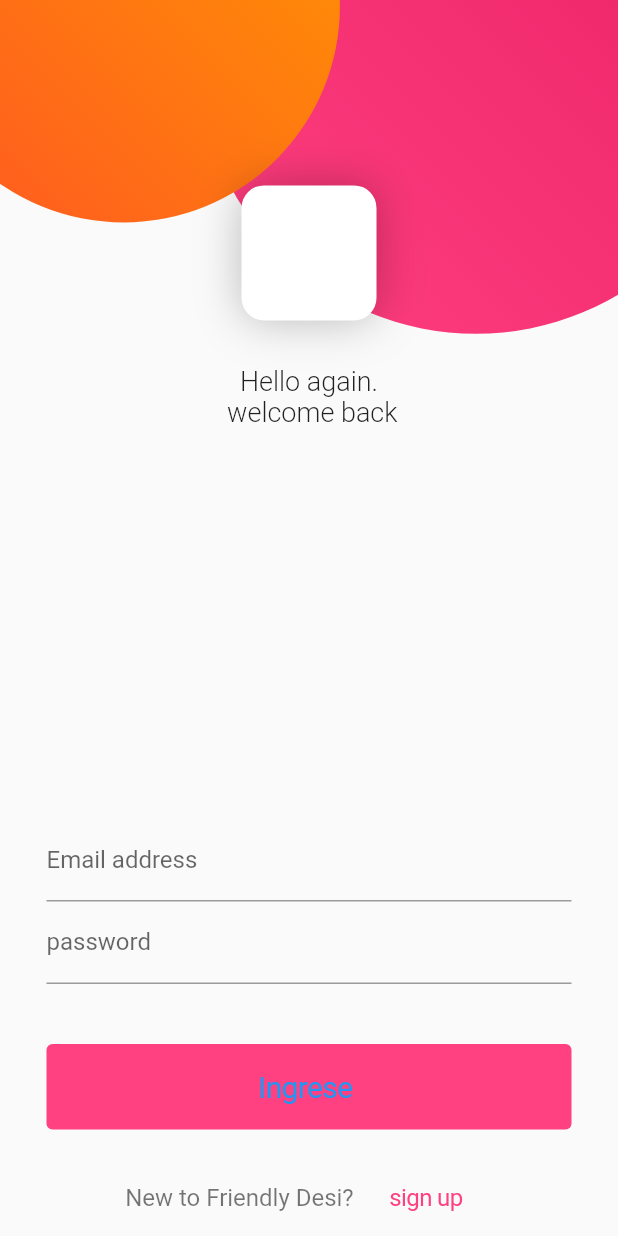
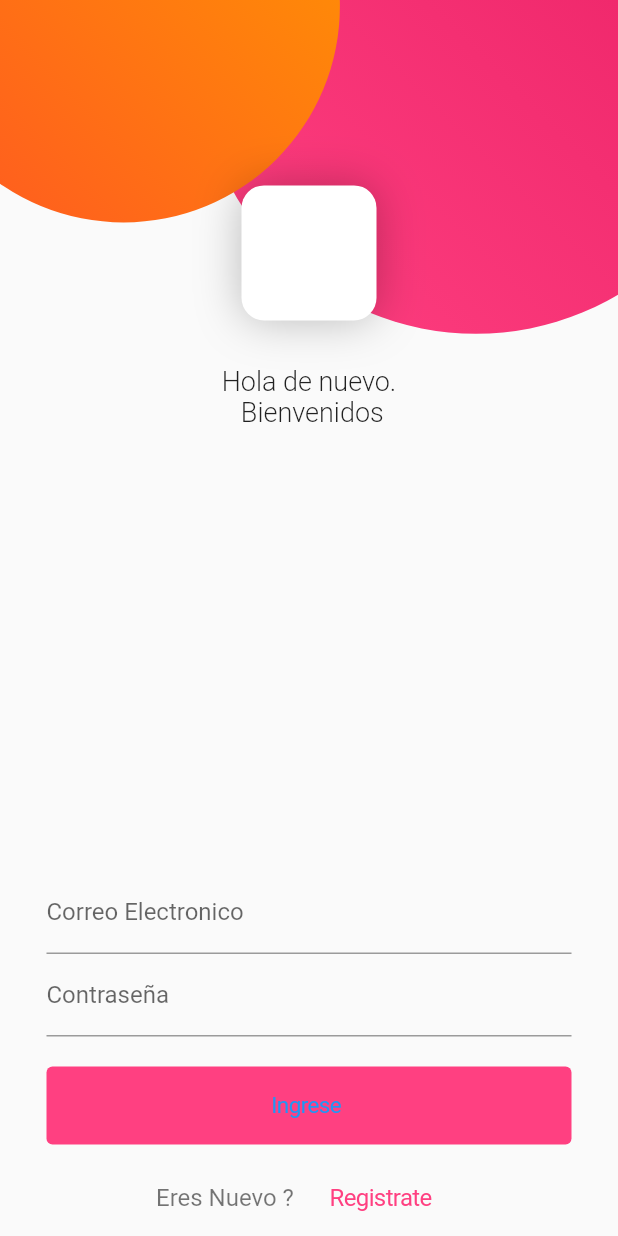
Before and after one commit to AHOrtiz/Flu-movies, a Flutter app: the screen it shows after launch, on a phone screen of 412 x 824 dp. Run offline on Flutter 3.47's test engine with Material 2 defaults, Android fonts, the phone set to English and light mode, and no system bars.

```diff
--- a/lib/main.dart
+++ b/lib/main.dart
@@ -1,20 +1,18 @@
 import 'package:flutter/material.dart';
-import 'src/pages/login.dart';
+import 'src/routes/routes.dart';
 
 void main() => runApp(MyApp());
 
 class MyApp extends StatelessWidget {
-  // This widget is the root of your application.
+
   @override
   Widget build(BuildContext context) {
     return MaterialApp(
-      title: 'login',
+      title: 'Flu-movie',
       debugShowCheckedModeBanner: false,
-      theme: ThemeData(
+      initialRoute: '/',
+      routes:  obtenerRutas(),
 
-        primarySwatch: Colors.blue,
-      ),
-      home: Loginpage()
     );
   }
 }
--- a/lib/src/pages/login.dart
+++ b/lib/src/pages/login.dart
@@ -1,185 +1,171 @@
 import 'package:flutter/material.dart';
 import 'package:flutter/cupertino.dart';
-import '../widget/circle.dart';
-import '../widget/input_text.dart';
 import 'package:flutter/services.dart';
+import 'package:login/src/widget/circle.dart';
+import 'package:login/src/widget/input_text.dart';
 
-class Loginpage extends StatefulWidget {
-
+class LoginPage extends StatefulWidget {
   @override
   _LoginpageState createState() => _LoginpageState();
 }
 
-class _LoginpageState extends State<Loginpage>
-{
-  final _formkey=GlobalKey<FormState>();
+class _LoginpageState extends State<LoginPage> {
+  final _formkey = GlobalKey<FormState>();
+
   @override
   void initState() {
     super.initState();
     SystemChrome.setSystemUIOverlayStyle(SystemUiOverlayStyle.light);
   }
 
-_submit(){
+  _submit() {
 
+    // el ! es para sabes si esta invalido el form
+    if(!_formkey.currentState.validate()) { return; }
+
+    Navigator.pushReplacementNamed(context, 'Home');
+  }
+
+  String _validateEmail(String value) {
+    Pattern pattern =
+        r'^(([^<>()[\]\\.,;:\s@\"]+(\.[^<>()[\]\\.,;:\s@\"]+)*)|(\".+\"))@((\[[0-9]{1,3}\.[0-9]{1,3}\.[0-9]{1,3}\.[0-9]{1,3}\])|(([a-zA-Z\-0-9]+\.)+[a-zA-Z]{2,}))$';
+    RegExp regex = new RegExp(pattern);
+    if (!regex.hasMatch(value))
+      return 'Enter Valid Email';
+    else
+      return null;
   }
 
   @override
   Widget build(BuildContext context) {
-    final size=MediaQuery.of(context).size;
+    final size = MediaQuery.of(context).size;
 
     return Scaffold(
         body: GestureDetector(
-        onTap: (){
+      onTap: () {
         FocusScope.of(context).requestFocus(FocusNode());
-
       },
       child: Container(
           width: size.width,
-        height:size.height ,
-        child:Stack(
+          height: size.height,
+          child: Stack(
             children: <Widget>[
               Positioned(
-           right:-size.width*0.22,
-           top:-size.width*0.36,
-           child:Circle(
-             radius:size.width*0.45,
-             colors:[
-               Colors.pink,
-               Colors.pinkAccent
-             ]
-           )
-
-         ),
-
+                  right: -size.width * 0.22,
+                  top: -size.width * 0.36,
+                  child: Circle(
+                      radius: size.width * 0.45,
+                      colors: [Colors.pink, Colors.pinkAccent])),
               Positioned(
-           left:-size.width*0.15,
-           top:-size.width*0.34,
-           child:Circle(
-             radius:size.width*0.35,
-             colors:[
-               Colors.orange,
-               Colors.deepOrange
-
-             ]
-           )
-
-         ),
-
+                  left: -size.width * 0.15,
+                  top: -size.width * 0.34,
+                  child: Circle(
+                      radius: size.width * 0.35,
+                      colors: [Colors.orange, Colors.deepOrange])),
               SingleChildScrollView(
-           child:Container(
+                  child: Container(
                 width: size.width,
                 height: size.height,
                 child: SafeArea(
                   child: Column(
                     mainAxisAlignment: MainAxisAlignment.spaceBetween,
-
                     children: <Widget>[
                       Column(
                         children: <Widget>[
                           Container(
-                 width:90,
-                 height: 90 ,
-                 margin: EdgeInsets.only(top:size.width*0.3),
+                            width: 90,
+                            height: 90,
+                            margin: EdgeInsets.only(top: size.width * 0.3),
                             decoration: BoxDecoration(
-                    color:Colors.white,
+                                color: Colors.white,
                                 borderRadius: BorderRadius.circular(15),
                                 //Sombreado
-                   boxShadow:[
+                                boxShadow: [
                                   BoxShadow(
-                       color:Colors.black26,
-                       blurRadius:25
-                     )
-                   ]
-                 ),
-
+                                      color: Colors.black26, blurRadius: 25)
+                                ]),
                           ),
                           SizedBox(height: 30),
-               Text("Hello again.\n welcome back",
-               textAlign:TextAlign.center,
-               style: TextStyle(fontSize: 18,fontWeight:FontWeight.w300 ),
+                          Text(
+                            "Hola de nuevo.\n Bienvenidos",
+                            textAlign: TextAlign.center,
+                            style: TextStyle(
+                                fontSize: 18, fontWeight: FontWeight.w300),
                           )
-
                         ],
                       ),
                       Column(
                         children: <Widget>[
-                  ConstrainedBox(constraints: BoxConstraints(
-                   maxWidth: 350,
-                   minWidth: 350
+                          ConstrainedBox(
+                              constraints:
+                                  BoxConstraints(maxWidth: 350, minWidth: 350),
+                              child: Form(
+                                key: _formkey,
+                                child: Column(
+                                  children: <Widget>[
+                                    InputText(
+                                      label: "Correo Electronico ",
+                                      inputType: TextInputType.emailAddress,
+                                      validator: _validateEmail,
                                     ),
-                  child:Form(
-                    key: _formkey,
-                    child:Column(
-                    children: <Widget>[
-                      InputText(label: "Email address",
-                      validator:(String text){
-                        if(text.contains("@")){
+                                    InputText(
+                                      label: "Contraseña",
+                                      isSecure: true,
+                                      validator: (String text) {
+                                        if (text.isNotEmpty &&
+                                            text.length > 5) {
+                                          if (text.length < 10) {
                                             return null;
                                           }
-                        return "invalid Email";
                                         }
-                      ),
-
-
-                      InputText(label: "password",
-                      validator: (String text){
-                        if(text.isNotEmpty && text.length>5){
-                          return null;
-                        }
-                        return "Constraseña incorrecta";
+                                        return "Constraseña incorrecta, debe ser mayor a 5 caracteres y menos de 10";
                                       },
                                     )
                                   ],
-
                                 ),
-                  )
-                 ),
-                 SizedBox(height: 40),
-                 ConstrainedBox(constraints: BoxConstraints(
-                   maxWidth: 350,
-                   minWidth: 350
-                 ),
-                  child:  CupertinoButton(
+                              )),
+                          SizedBox(height: 20),
+                          ConstrainedBox(
+                            constraints:
+                                BoxConstraints(maxWidth: 350, minWidth: 350),
+                            child: CupertinoButton(
                               padding: EdgeInsets.symmetric(vertical: 17),
-                    color:Colors.pinkAccent,
+                              color: Colors.pinkAccent,
                               borderRadius: BorderRadius.circular(4),
-                    onPressed:()=> _submit() ,
+                              onPressed: () {
+                                _submit();
+                                // Navigator.pushNamed(context, "Home");
+                              },
                               child: Text("Ingrese ",
-                     style: TextStyle(fontSize: 20)),
+                                  style: TextStyle(fontSize: 15)),
                             ),
                           ),
-                 SizedBox(height: 20),
+                          SizedBox(height: 10),
                           Row(
                             mainAxisAlignment: MainAxisAlignment.center,
                             children: <Widget>[
-                     Text("New to Friendly Desi? ",
-                     style: TextStyle(fontSize: 16,color:Colors.black54)),
+                              Text("Eres Nuevo ? ",
+                                  style: TextStyle(
+                                      fontSize: 16, color: Colors.black54)),
                               CupertinoButton(
-                       child:Text("sign up",
-                       style: TextStyle(fontSize: 16,color: Colors.pinkAccent)) ,
-                     onPressed: (){}
+                                child: Text("Registrate",
+                                    style: TextStyle(
+                                        fontSize: 16,
+                                        color: Colors.pinkAccent)),
+                                onPressed: () =>
+                                    Navigator.pushNamed(context, "singup"),
                               )
                             ],
-
                           ),
                           //  SizedBox(height: size.height*0.08,)
                         ],
                       )
-
                     ],
                   ),
-
                 ),
-
-             )
-
-         )
+              ))
             ],
-        )
-
-      ),
-
-      )
-    );
+          )),
+    ));
   }
 }
--- /dev/null
+++ b/lib/src/routes/routes.dart
@@ -0,0 +1,14 @@
+import 'package:flutter/material.dart';
+import 'package:login/src/pages/home_page.dart';
+import 'package:login/src/pages/login.dart';
+import 'package:login/src/pages/producto_pages.dart';
+import 'package:login/src/pages/registrarse.dart';
+
+Map<String, WidgetBuilder> obtenerRutas(){
+  return <String, WidgetBuilder>{
+    '/': (BuildContext context)=> LoginPage(),
+    'singup'  :(BuildContext context)=> RegistrarsePage(),
+    'Home'    :(BuildContext context)=> HomePage(),
+    'producto':(BuildContext context)=> ProductosPage(),
+  };
+}
--- a/lib/src/widget/input_text.dart
+++ b/lib/src/widget/input_text.dart
@@ -4,8 +4,10 @@ class InputText extends StatefulWidget {
 
   final  String label;
   final Function(String) validator;
+  final bool isSecure;
+  final TextInputType inputType;
 
-  const InputText({Key key, @required this.label, this.validator}) : super(key: key);
+  const InputText({Key key, @required this.label, this.validator, this.isSecure=false, this.inputType=TextInputType.text}) : super(key: key);
   @override
   _InputTextState createState() => _InputTextState();
 }
@@ -14,6 +16,8 @@ class _InputTextState extends State<InputText> {
   @override
   Widget build(BuildContext context) {
     return TextFormField(
+      keyboardType: widget.inputType,
+      obscureText: widget.isSecure,
       validator: widget.validator,
       decoration: InputDecoration(
         labelText: widget.label,
```
Also changed, not shown: lib/src/models/pelicula_model.dart (added, +45 -0 lines), lib/src/pages/home_page.dart (added, +19 -0 lines), lib/src/pages/producto_pages.dart (added, +114 -0 lines), lib/src/pages/registrarse.dart (added, +225 -0 lines), lib/src/utils/utils.dart (added, +7 -0 lines), lib/src/widget/drawer.dart (added, +26 -0 lines), 1 other file. Lines whose indentation alone changed are shown as unchanged.
